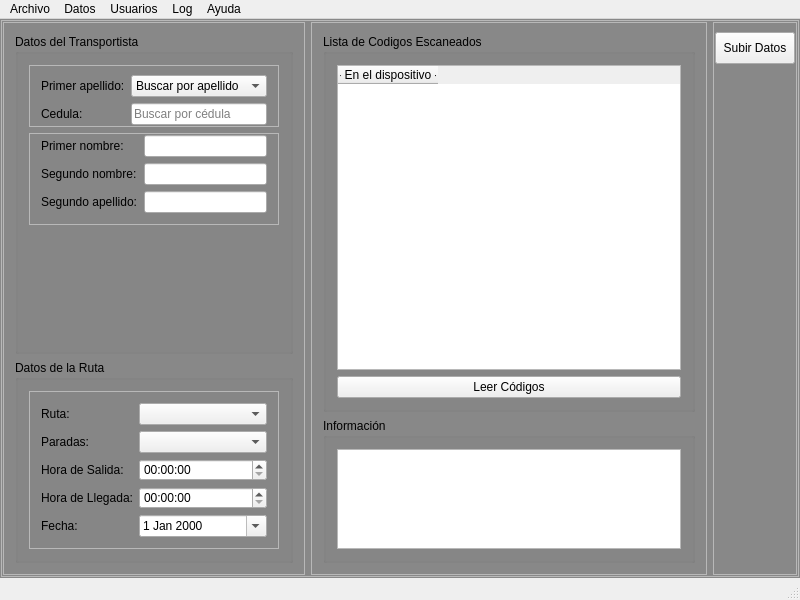
BlastDV/compusciens-ucv-transporte-harvester, file transporte_ucv_harvester/mainwindow.ui: the form before one commit.
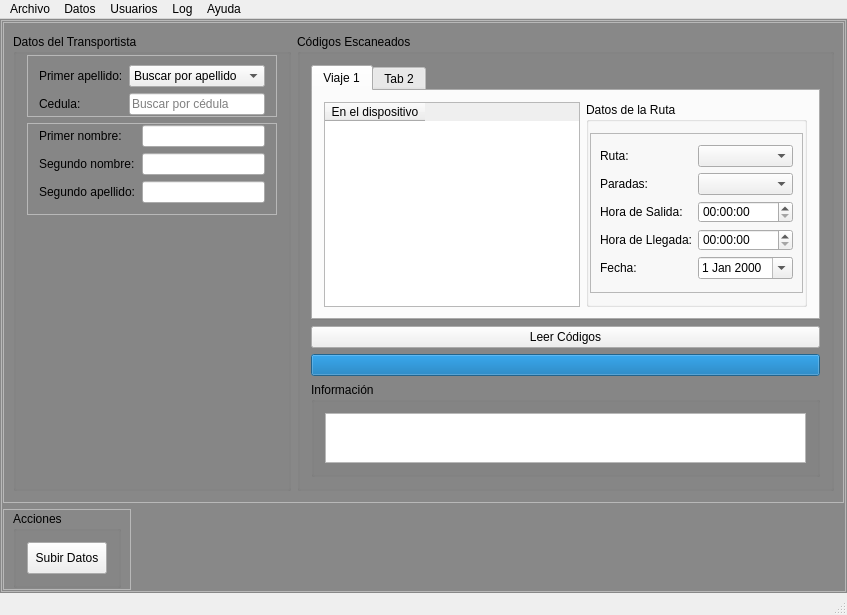
The form after the commit. Icons and pictures are not drawn.

Commit message: Cambios en la interfaz principal y precedentes para alterar la forma de procesar los datos del lector.

Patch:
```diff
--- a/transporte_ucv_harvester/mainwindow.ui
+++ b/transporte_ucv_harvester/mainwindow.ui
@@ -51,42 +51,42 @@
       <property name="frameShadow">
        <enum>QFrame::Raised</enum>
       </property>
+      <layout class="QVBoxLayout" name="verticalLayout_9">
+       <property name="leftMargin">
+        <number>1</number>
+       </property>
+       <property name="topMargin">
+        <number>1</number>
+       </property>
+       <property name="rightMargin">
+        <number>1</number>
+       </property>
+       <property name="bottomMargin">
+        <number>1</number>
+       </property>
+       <item>
+        <widget class="QFrame" name="TopFrame">
+         <property name="frameShape">
+          <enum>QFrame::StyledPanel</enum>
+         </property>
+         <property name="frameShadow">
+          <enum>QFrame::Raised</enum>
+         </property>
       <layout class="QHBoxLayout" name="horizontalLayout">
        <property name="leftMargin">
-        <number>1</number>
-       </property>
-       <property name="topMargin">
-        <number>1</number>
+           <number>9</number>
        </property>
        <property name="rightMargin">
-        <number>1</number>
-       </property>
-       <property name="bottomMargin">
-        <number>1</number>
+           <number>9</number>
        </property>
        <item>
-        <widget class="QFrame" name="LeftFrame">
+           <widget class="QGroupBox" name="LeftCenterFrame">
          <property name="sizePolicy">
           <sizepolicy hsizetype="Fixed" vsizetype="Preferred">
            <horstretch>0</horstretch>
            <verstretch>0</verstretch>
           </sizepolicy>
          </property>
-         <property name="maximumSize">
-          <size>
-           <width>16777215</width>
-           <height>16777215</height>
-          </size>
-         </property>
-         <property name="frameShape">
-          <enum>QFrame::StyledPanel</enum>
-         </property>
-         <property name="frameShadow">
-          <enum>QFrame::Raised</enum>
-         </property>
-         <layout class="QVBoxLayout" name="verticalLayout_2">
-          <item>
-           <widget class="QGroupBox" name="DriverFrame">
             <property name="maximumSize">
              <size>
               <width>16777215</width>
@@ -103,6 +103,12 @@
              <bool>false</bool>
             </property>
             <layout class="QVBoxLayout" name="verticalLayout_6">
+             <property name="topMargin">
+              <number>1</number>
+             </property>
+             <property name="bottomMargin">
+              <number>1</number>
+             </property>
              <item>
               <widget class="QFrame" name="frame">
                <property name="layoutDirection">
@@ -249,11 +255,60 @@
            </widget>
           </item>
           <item>
+           <widget class="QGroupBox" name="RightCenterFrame">
+            <property name="title">
+             <string>Códigos Escaneados</string>
+            </property>
+            <layout class="QVBoxLayout" name="verticalLayout_7">
+             <item>
+              <widget class="QTabWidget" name="TripWindow">
+               <property name="currentIndex">
+                <number>0</number>
+               </property>
+               <widget class="QWidget" name="Trip1">
+                <attribute name="title">
+                 <string>Viaje 1</string>
+                </attribute>
+                <layout class="QHBoxLayout" name="horizontalLayout_2">
+                 <item>
+                  <widget class="QTableWidget" name="CodesTable">
+                   <property name="minimumSize">
+                    <size>
+                     <width>256</width>
+                     <height>0</height>
+                    </size>
+                   </property>
+                   <property name="frameShape">
+                    <enum>QFrame::StyledPanel</enum>
+                   </property>
+                   <property name="frameShadow">
+                    <enum>QFrame::Plain</enum>
+                   </property>
+                   <column>
+                    <property name="text">
+                     <string>En el dispositivo</string>
+                    </property>
+                   </column>
+                  </widget>
+                 </item>
+                 <item>
            <widget class="QGroupBox" name="RouteFrame">
+                   <property name="sizePolicy">
+                    <sizepolicy hsizetype="Fixed" vsizetype="Preferred">
+                     <horstretch>0</horstretch>
+                     <verstretch>0</verstretch>
+                    </sizepolicy>
+                   </property>
             <property name="title">
              <string>Datos de la Ruta</string>
             </property>
             <layout class="QVBoxLayout" name="verticalLayout_5">
+                    <property name="leftMargin">
+                     <number>1</number>
+                    </property>
+                    <property name="rightMargin">
+                     <number>1</number>
+                    </property>
              <item>
               <widget class="QFrame" name="RouteDataFrame">
                <property name="frameShape">
@@ -263,6 +318,12 @@
                 <enum>QFrame::Raised</enum>
                </property>
                <layout class="QFormLayout" name="formLayout_2">
+                       <property name="leftMargin">
+                        <number>9</number>
+                       </property>
+                       <property name="rightMargin">
+                        <number>9</number>
+                       </property>
                 <item row="0" column="0">
                  <widget class="QLabel" name="rutaLabel">
                   <property name="text">
@@ -329,35 +390,11 @@
           </item>
          </layout>
         </widget>
-       </item>
-       <item>
-        <widget class="QFrame" name="CenterFrame">
-         <property name="frameShape">
-          <enum>QFrame::StyledPanel</enum>
-         </property>
-         <property name="frameShadow">
-          <enum>QFrame::Raised</enum>
-         </property>
-         <layout class="QVBoxLayout" name="verticalLayout_3">
-          <item>
-           <widget class="QGroupBox" name="CodesFrame">
-            <property name="title">
-             <string>Lista de Codigos Escaneados</string>
-            </property>
-            <layout class="QVBoxLayout" name="verticalLayout_7">
-             <item>
-              <widget class="QTableWidget" name="CodesTable">
-               <property name="frameShape">
-                <enum>QFrame::StyledPanel</enum>
-               </property>
-               <property name="frameShadow">
-                <enum>QFrame::Plain</enum>
-               </property>
-               <column>
-                <property name="text">
-                 <string>- En el dispositivo -</string>
-                </property>
-               </column>
+               <widget class="QWidget" name="tab_2">
+                <attribute name="title">
+                 <string>Tab 2</string>
+                </attribute>
+               </widget>
               </widget>
              </item>
              <item>
@@ -367,7 +404,23 @@
                </property>
               </widget>
              </item>
-            </layout>
+             <item>
+              <widget class="QProgressBar" name="ReadingProgressBar">
+               <property name="value">
+                <number>100</number>
+               </property>
+               <property name="alignment">
+                <set>Qt::AlignCenter</set>
+               </property>
+               <property name="textVisible">
+                <bool>false</bool>
+               </property>
+               <property name="orientation">
+                <enum>Qt::Horizontal</enum>
+               </property>
+               <property name="textDirection">
+                <enum>QProgressBar::TopToBottom</enum>
+               </property>
            </widget>
           </item>
           <item>
@@ -387,13 +440,13 @@
                <property name="minimumSize">
                 <size>
                  <width>0</width>
-                 <height>100</height>
+                    <height>50</height>
                 </size>
                </property>
                <property name="maximumSize">
                 <size>
                  <width>16777215</width>
-                 <height>100</height>
+                    <height>50</height>
                 </size>
                </property>
                <property name="frameShadow">
@@ -407,8 +460,11 @@
          </layout>
         </widget>
        </item>
+         </layout>
+        </widget>
+       </item>
        <item>
-        <widget class="QFrame" name="RightFrame">
+        <widget class="QFrame" name="BottomFrame">
          <property name="sizePolicy">
           <sizepolicy hsizetype="Fixed" vsizetype="Preferred">
            <horstretch>0</horstretch>
@@ -421,19 +477,25 @@
          <property name="frameShadow">
           <enum>QFrame::Raised</enum>
          </property>
-         <layout class="QVBoxLayout" name="verticalLayout_4">
+         <layout class="QHBoxLayout" name="horizontalLayout_3">
           <property name="leftMargin">
-           <number>1</number>
+           <number>9</number>
           </property>
           <property name="topMargin">
-           <number>9</number>
+           <number>1</number>
           </property>
           <property name="rightMargin">
-           <number>1</number>
+           <number>9</number>
           </property>
           <property name="bottomMargin">
-           <number>9</number>
+           <number>1</number>
           </property>
+          <item>
+           <widget class="QGroupBox" name="groupBox">
+            <property name="title">
+             <string>Acciones</string>
+            </property>
+            <layout class="QHBoxLayout" name="horizontalLayout_4">
           <item>
            <widget class="QPushButton" name="pushButton">
             <property name="minimumSize">
@@ -463,18 +525,8 @@
             </property>
            </widget>
           </item>
-          <item>
-           <spacer name="verticalSpacer">
-            <property name="orientation">
-             <enum>Qt::Vertical</enum>
-            </property>
-            <property name="sizeHint" stdset="0">
-             <size>
-              <width>20</width>
-              <height>40</height>
-             </size>
-            </property>
-           </spacer>
+            </layout>
+           </widget>
           </item>
          </layout>
         </widget>
```
Left out of the diff: 2 changed lines with no effect on the pictures. Lines whose indentation alone changed are shown as unchanged. The commit also changes 1 other file.
